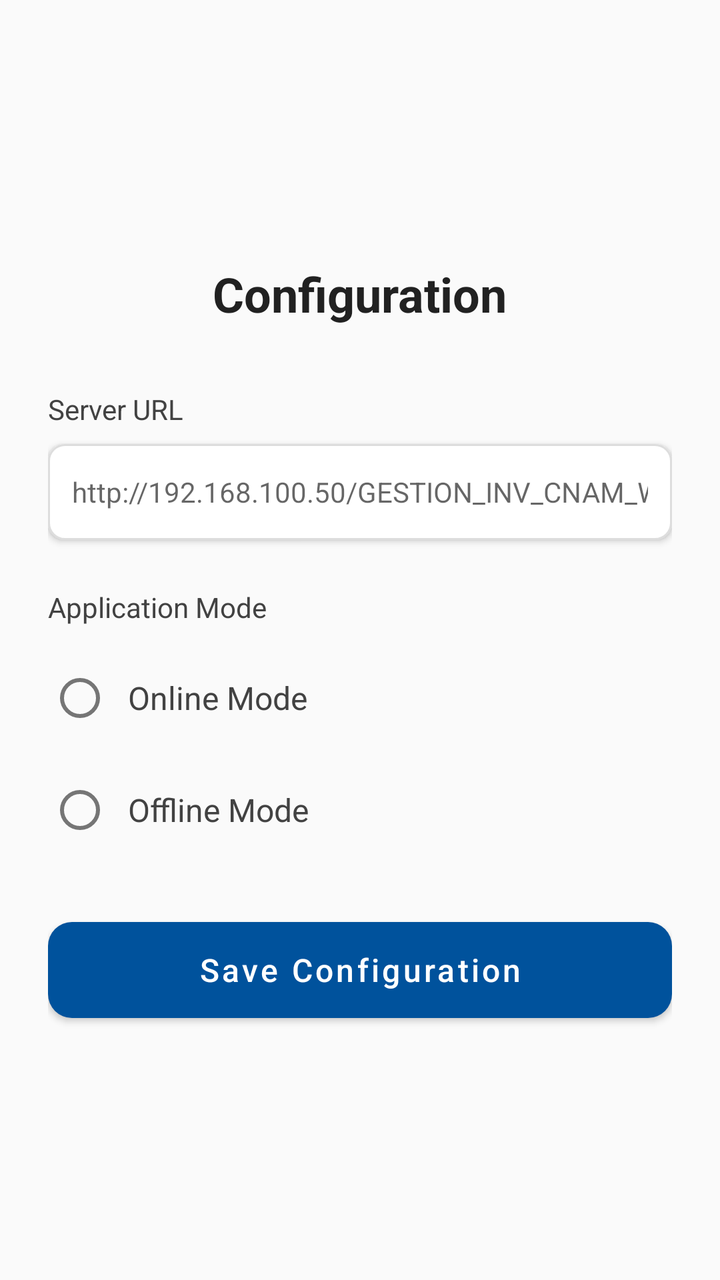
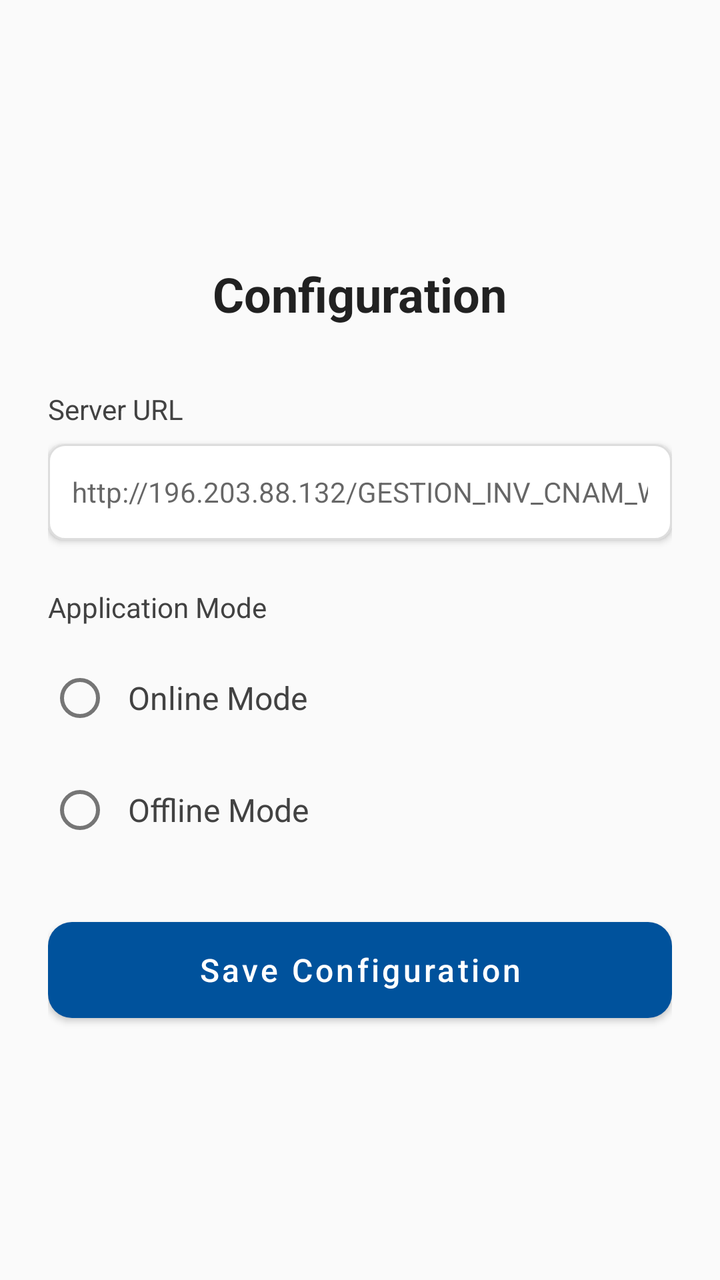

An Android layout rendered at two revisions. The XML below is the earlier revision; the diff shows what the commit changed to produce the second picture.
<!-- AndroidManifest.xml: application theme AppNewTheme -->
<!-- res/layout/activity_config.xml -->
<?xml version="1.0" encoding="utf-8"?>
<LinearLayout xmlns:android="http://schemas.android.com/apk/res/android"
    xmlns:tools="http://schemas.android.com/tools"
    android:layout_width="match_parent"
    android:layout_height="match_parent"
    android:orientation="vertical"
    android:padding="24dp"
    android:background="#FAFAFA"
    tools:context=".apps.ConfigActivity"
    android:gravity="center">

    <TextView
        android:layout_width="wrap_content"
        android:layout_height="wrap_content"
        android:text="Configuration"
        android:textColor="#212121"
        android:textSize="24sp"
        android:textStyle="bold"
        android:layout_marginBottom="32dp" />

    <TextView
        android:layout_width="wrap_content"
        android:layout_height="wrap_content"
        android:text="Server URL"
        android:textColor="#424242"
        android:textSize="14sp"
        android:layout_marginBottom="8dp"
        android:layout_gravity="start" />

    <EditText
        android:id="@+id/etServerUrl"
        android:layout_width="match_parent"
        android:layout_height="wrap_content"
        android:hint="http://192.168.100.50/GESTION_INV_CNAM_WEB/FR/"
        android:inputType="textUri"
        android:minHeight="48dp"
        android:padding="12dp"
        android:background="@drawable/edit_text_background"
        android:textColor="#212121"
        android:textSize="14sp"
        android:elevation="2dp"
        android:layout_marginBottom="24dp" />

    <TextView
        android:layout_width="wrap_content"
        android:layout_height="wrap_content"
        android:text="Application Mode"
        android:textColor="#424242"
        android:textSize="14sp"
        android:layout_marginBottom="12dp"
        android:layout_gravity="start" />

    <RadioGroup
        android:id="@+id/rgMode"
        android:layout_width="match_parent"
        android:layout_height="wrap_content"
        android:orientation="vertical"
        android:layout_marginBottom="32dp">

        <RadioButton
            android:id="@+id/rbOnline"
            android:layout_width="wrap_content"
            android:layout_height="wrap_content"
            android:text="Online Mode"
            android:textSize="16sp"
            android:textColor="#424242"
            android:padding="8dp"
            android:layout_marginBottom="8dp" />

        <RadioButton
            android:id="@+id/rbOffline"
            android:layout_width="wrap_content"
            android:layout_height="wrap_content"
            android:text="Offline Mode"
            android:textSize="16sp"
            android:textColor="#424242"
            android:padding="8dp" />

    </RadioGroup>

    <Button
        android:id="@+id/btnSave"
        android:layout_width="match_parent"
        android:layout_height="wrap_content"
        android:text="Save Configuration"
        android:textColor="#FFFFFF"
        android:textSize="16sp"
        android:minHeight="48dp"
        android:background="@drawable/btn_login_background"
        android:elevation="6dp" />

</LinearLayout>
<!-- resources referenced by this layout -->
<resources>
  <!-- drawable btn_login_background (drawable) -->
  <selector xmlns:android="http://schemas.android.com/apk/res/android">
      <item android:state_pressed="true">
          <shape android:shape="rectangle">
              <solid android:color="#303F9F" /> 
              <corners android:radius="12dp" />
          </shape>
      </item>
      <item>
          <shape android:shape="rectangle">
              <solid android:color="#3F51B5" /> 
              <corners android:radius="12dp" />
              <shadow
                  android:color="#66000000"
                  android:radius="4dp" />
          </shape>
      </item>
  </selector>
  <!-- drawable edit_text_background (drawable) -->
  <shape xmlns:android="http://schemas.android.com/apk/res/android" android:shape="rectangle">
      <solid android:color="#FFFFFF" />
      <corners android:radius="8dp" />
      <stroke android:width="1dp" android:color="#DDDDDD"/>
  </shape>
  <style name="AppNewTheme" parent="Theme.MaterialComponents.Light.NoActionBar">
          <item name="colorPrimary">@color/colorPrimary</item>
          <item name="colorPrimaryDark">@color/colorPrimaryDark</item>
          <item name="colorAccent">@color/colorPrimary</item>
          <item name="android:textAllCaps">false</item>
          <item name="windowActionBar">false</item>
          <item name="windowNoTitle">true</item>
          <item name="actionButtonStyle">@style/ActionButtonStyle</item>
          <item name="actionBarTabTextStyle">@style/ActionTabTextStyle</item>
      </style>
  <color name="colorPrimary">#00529c</color>
  <color name="colorPrimaryDark">#3F51B5</color>
  <style name="ActionButtonStyle">
          <item name="android:minWidth">0dp</item>
          <item name="android:paddingLeft">0dp</item>
          <item name="android:paddingRight">5dp</item>
      </style>
  <style name="ActionTabTextStyle">
          <item name="android:textAllCaps">false</item>
      </style>
</resources>

<!-- the commit's change to res/layout/activity_config.xml (unified diff, before → after) -->
@@ -31,7 +31,7 @@
         android:id="@+id/etServerUrl"
         android:layout_width="match_parent"
         android:layout_height="wrap_content"
-        android:hint="http://192.168.100.50/GESTION_INV_CNAM_WEB/FR/"
+        android:hint="http://196.203.88.132/GESTION_INV_CNAM_WEB/FR/"
         android:inputType="textUri"
         android:minHeight="48dp"
         android:padding="12dp"
